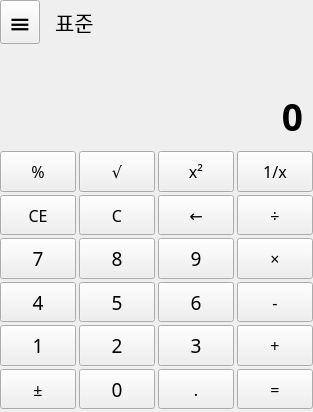
Qt form view/mainwindow.ui (cmh1027/calculator) before a commit.
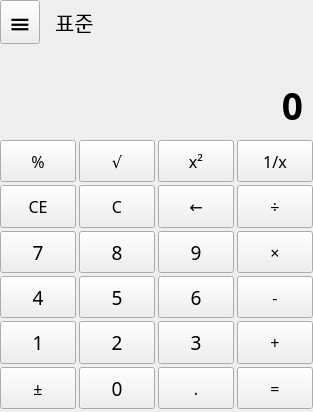
The same form after that commit.

Patch:
```diff
--- a/view/mainwindow.ui
+++ b/view/mainwindow.ui
@@ -125,7 +125,7 @@
           <property name="font">
            <font>
             <family>Agency FB</family>
-            <pointsize>20</pointsize>
+            <pointsize>14</pointsize>
             <weight>75</weight>
             <bold>true</bold>
            </font>
```
Left out of the diff: 2 changed lines with no effect on the pictures.
